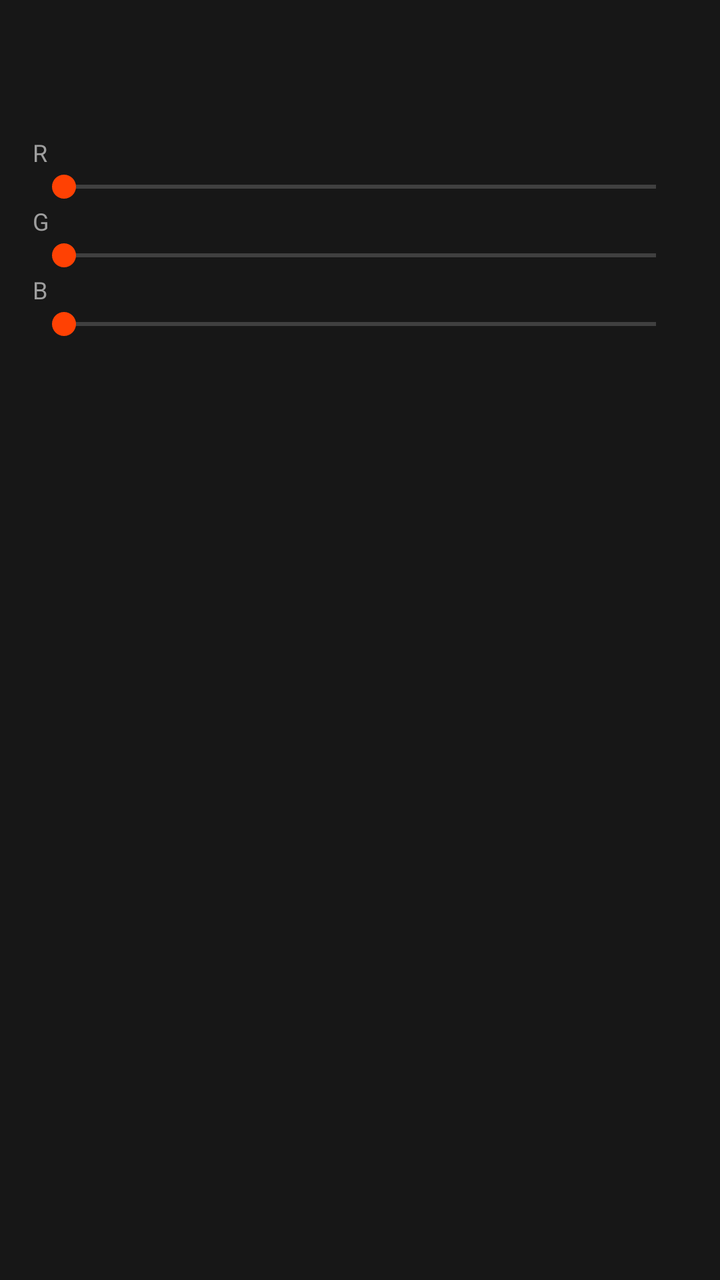
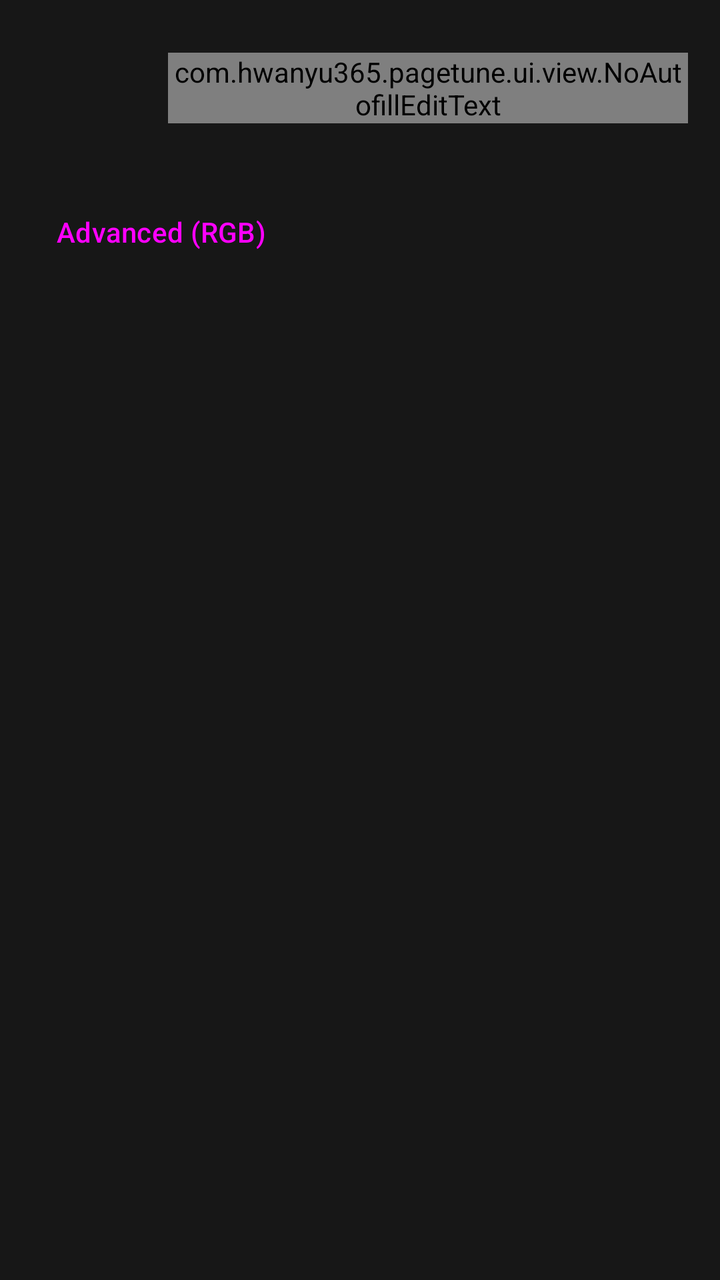

Before-and-after screenshots of an Android layout around one commit, followed by the original layout XML and the change that was made.
<!-- AndroidManifest.xml: application theme AppTheme -->
<!-- res/layout/dialog_color_picker.xml -->
<?xml version="1.0" encoding="utf-8"?>
<LinearLayout xmlns:android="http://schemas.android.com/apk/res/android"
    android:layout_width="match_parent"
    android:layout_height="wrap_content"
    android:orientation="vertical"
    android:padding="16dp">

    <LinearLayout
        android:layout_width="match_parent"
        android:layout_height="wrap_content"
        android:orientation="horizontal"
        android:gravity="center_vertical"
        android:layout_marginBottom="12dp">

        <View
            android:id="@+id/v_color_preview"
            android:layout_width="56dp"
            android:layout_height="40dp" />

        <TextView
            android:id="@+id/tv_color_hex"
            android:layout_width="0dp"
            android:layout_height="wrap_content"
            android:layout_weight="1"
            android:layout_marginStart="12dp"
            android:textAppearance="?attr/textAppearanceTitleMedium"
            android:textColor="@color/onSurface" />

    </LinearLayout>

    <TextView
        android:layout_width="wrap_content"
        android:layout_height="wrap_content"
        android:text="@string/color_channel_r"
        android:textAppearance="?attr/textAppearanceBodySmall"
        android:textColor="@color/onSurfaceVariant" />

    <SeekBar
        android:id="@+id/sb_red"
        android:layout_width="match_parent"
        android:layout_height="wrap_content"
        android:max="255" />

    <TextView
        android:layout_width="wrap_content"
        android:layout_height="wrap_content"
        android:text="@string/color_channel_g"
        android:textAppearance="?attr/textAppearanceBodySmall"
        android:textColor="@color/onSurfaceVariant" />

    <SeekBar
        android:id="@+id/sb_green"
        android:layout_width="match_parent"
        android:layout_height="wrap_content"
        android:max="255" />

    <TextView
        android:layout_width="wrap_content"
        android:layout_height="wrap_content"
        android:text="@string/color_channel_b"
        android:textAppearance="?attr/textAppearanceBodySmall"
        android:textColor="@color/onSurfaceVariant" />

    <SeekBar
        android:id="@+id/sb_blue"
        android:layout_width="match_parent"
        android:layout_height="wrap_content"
        android:max="255" />

</LinearLayout>
<!-- resources referenced by this layout -->
<resources>
  <color name="onSurface">#E0E0E0</color>
  <color name="onSurfaceVariant">#9E9E9E</color>
  <string name="color_channel_b" translatable="false">B</string>
  <string name="color_channel_g" translatable="false">G</string>
  <string name="color_channel_r" translatable="false">R</string>
  <color name="primary">#ff4103</color>
  <color name="onPrimary">#171717</color>
  <color name="surfaceContainerHigh">#2a2a2a</color>
  <color name="background">#171717</color>
  <color name="surface">#171717</color>
  <color name="surfaceContainerLow">#1e1e1e</color>
  <color name="surfaceContainer">#242424</color>
  <color name="outline">#8a8a8a</color>
  <color name="outlineVariant">#2a2a2a</color>
  <color name="error">#ffb4ab</color>
  <color name="onError">#690005</color>
  <style name="Widget.App.Toolbar" parent="Widget.Material3.Toolbar.Surface">
          <item name="android:background">@color/surfaceContainerLow</item>
          <item name="titleTextAppearance">@style/TextAppearance.Material3.TitleLarge</item>
      </style>
  <style name="Widget.App.TabLayout" parent="Widget.Material3.TabLayout">
          <item name="materialThemeOverlay">@style/ThemeOverlay.App.TabLayout.BrandOnSurface</item>
          <item name="tabIndicatorColor">@color/primary</item>
          <item name="android:background">@color/surfaceContainerLow</item>
          <item name="tabTextAppearance">@style/TextAppearance.Material3.LabelLarge</item>
      </style>
  <style name="Widget.App.CardView" parent="Widget.Material3.CardView.Filled">
          <item name="cardBackgroundColor">@color/surfaceContainer</item>
          <item name="cardCornerRadius">12dp</item>
          <item name="cardElevation">0dp</item>
      </style>
  <style name="Widget.App.Button.TextButton" parent="Widget.Material3.Button.TextButton">
          <item name="materialThemeOverlay">@style/ThemeOverlay.App.Button.BrandOnSurface</item>
      </style>
  <style name="Widget.App.Button.OutlinedButton" parent="Widget.Material3.Button.OutlinedButton">
          <item name="materialThemeOverlay">@style/ThemeOverlay.App.Button.BrandOnSurface</item>
      </style>
  <style name="Widget.App.TextInputLayout" parent="Widget.Material3.TextInputLayout.OutlinedBox">
          <item name="materialThemeOverlay">@style/ThemeOverlay.App.TextInputLayout</item>
      </style>
  <style name="ThemeOverlay.App.MaterialAlertDialog" parent="ThemeOverlay.Material3.MaterialAlertDialog">
          <item name="materialAlertDialogTitleTextStyle">@style/Widget.App.MaterialAlertDialog.Title</item>
          <item name="buttonBarPositiveButtonStyle">@style/Widget.App.Button.TextButton.Dialog</item>
          <item name="buttonBarNegativeButtonStyle">@style/Widget.App.Button.TextButton.Dialog</item>
          <item name="buttonBarNeutralButtonStyle">@style/Widget.App.Button.TextButton.Dialog</item>
      </style>
  <style name="ThemeOverlay.App.TabLayout.BrandOnSurface" parent="ThemeOverlay.Material3.TabLayout">
          <item name="colorPrimary">@color/brandOnSurface</item>
      </style>
  <style name="ThemeOverlay.App.Button.BrandOnSurface" parent="ThemeOverlay.Material3.Button.TextButton">
          <item name="colorPrimary">@color/brandOnSurface</item>
      </style>
  <style name="ThemeOverlay.App.TextInputLayout" parent="ThemeOverlay.Material3.TextInputEditText.OutlinedBox">
          <item name="colorPrimary">@color/brandOnSurface</item>
      </style>
  <style name="Widget.App.MaterialAlertDialog.Title" parent="MaterialAlertDialog.Material3.Title.Text">
          <item name="android:textAppearance">@style/TextAppearance.Material3.TitleMedium</item>
      </style>
  <style name="Widget.App.Button.TextButton.Dialog" parent="Widget.Material3.Button.TextButton.Dialog">
          <item name="materialThemeOverlay">@style/ThemeOverlay.App.Button.BrandOnSurface</item>
      </style>
  <color name="brandOnSurface">#ff7347</color>
  <!-- unchanged entries left out for length: 1 -->
</resources>

<!-- the commit's change to res/layout/dialog_color_picker.xml (unified diff, before → after) -->
@@ -1,70 +1,114 @@
 <?xml version="1.0" encoding="utf-8"?>
-<LinearLayout xmlns:android="http://schemas.android.com/apk/res/android"
+<ScrollView xmlns:android="http://schemas.android.com/apk/res/android"
     android:layout_width="match_parent"
-    android:layout_height="wrap_content"
-    android:orientation="vertical"
-    android:padding="16dp">
+    android:layout_height="wrap_content">
 
     <LinearLayout
         android:layout_width="match_parent"
         android:layout_height="wrap_content"
-        android:orientation="horizontal"
-        android:gravity="center_vertical"
-        android:layout_marginBottom="12dp">
+        android:orientation="vertical"
+        android:padding="16dp">
 
-        <View
-            android:id="@+id/v_color_preview"
-            android:layout_width="56dp"
-            android:layout_height="40dp" />
+        <LinearLayout
+            android:layout_width="match_parent"
+            android:layout_height="wrap_content"
+            android:orientation="horizontal"
+            android:gravity="center_vertical"
+            android:layout_marginBottom="12dp">
 
-        <TextView
-            android:id="@+id/tv_color_hex"
-            android:layout_width="0dp"
+            <View
+                android:id="@+id/v_color_preview"
+                android:layout_width="56dp"
+                android:layout_height="56dp" />
+
+            <com.google.android.material.textfield.TextInputLayout
+                android:id="@+id/til_color_hex"
+                android:layout_width="0dp"
+                android:layout_height="wrap_content"
+                android:layout_weight="1"
+                android:layout_marginStart="12dp"
+                android:hint="@string/color_hex_hint">
+
+                <com.hwanyu365.pagetune.ui.view.NoAutofillEditText
+                    android:id="@+id/et_color_hex"
+                    android:layout_width="match_parent"
+                    android:layout_height="wrap_content"
+                    android:inputType="textNoSuggestions|textVisiblePassword"
+                    android:maxLines="1"
+                    android:importantForAutofill="no"
+                    android:privateImeOptions="com.samsung.android.inputmethod.disableAutofill=true,disableAutofill=true"
+                    android:autofillHints="" />
+            </com.google.android.material.textfield.TextInputLayout>
+
+        </LinearLayout>
+
+        <GridLayout
+            android:id="@+id/grid_color_presets"
+            android:layout_width="wrap_content"
             android:layout_height="wrap_content"
-            android:layout_weight="1"
-            android:layout_marginStart="12dp"
-            android:textAppearance="?attr/textAppearanceTitleMedium"
-            android:textColor="@color/onSurface" />
+            android:layout_gravity="center_horizontal"
+            android:columnCount="4" />
+
+        <Button
+            android:id="@+id/btn_color_advanced"
+            style="?attr/borderlessButtonStyle"
+            android:layout_width="wrap_content"
+            android:layout_height="wrap_content"
+            android:minHeight="48dp"
+            android:layout_marginTop="8dp"
+            android:text="@string/color_advanced_show" />
+
+        <LinearLayout
+            android:id="@+id/layout_color_advanced"
+            android:layout_width="match_parent"
+            android:layout_height="wrap_content"
+            android:orientation="vertical"
+            android:visibility="gone">
+
+            <TextView
+                android:layout_width="wrap_content"
+                android:layout_height="wrap_content"
+                android:text="@string/color_channel_r"
+                android:textAppearance="?attr/textAppearanceBodySmall"
+                android:textColor="@color/onSurfaceVariant" />
+
+            <SeekBar
+                android:id="@+id/sb_red"
+                android:layout_width="match_parent"
+                android:layout_height="wrap_content"
+                android:minHeight="48dp"
+                android:max="255" />
+
+            <TextView
+                android:layout_width="wrap_content"
+                android:layout_height="wrap_content"
+                android:text="@string/color_channel_g"
+                android:textAppearance="?attr/textAppearanceBodySmall"
+                android:textColor="@color/onSurfaceVariant" />
+
+            <SeekBar
+                android:id="@+id/sb_green"
+                android:layout_width="match_parent"
+                android:layout_height="wrap_content"
+                android:minHeight="48dp"
+                android:max="255" />
+
+            <TextView
+                android:layout_width="wrap_content"
+                android:layout_height="wrap_content"
+                android:text="@string/color_channel_b"
+                android:textAppearance="?attr/textAppearanceBodySmall"
+                android:textColor="@color/onSurfaceVariant" />
+
+            <SeekBar
+                android:id="@+id/sb_blue"
+                android:layout_width="match_parent"
+                android:layout_height="wrap_content"
+                android:minHeight="48dp"
+                android:max="255" />
+
+        </LinearLayout>
 
     </LinearLayout>
 
-    <TextView
-        android:layout_width="wrap_content"
-        android:layout_height="wrap_content"
-        android:text="@string/color_channel_r"
-        android:textAppearance="?attr/textAppearanceBodySmall"
-        android:textColor="@color/onSurfaceVariant" />
-
-    <SeekBar
-        android:id="@+id/sb_red"
-        android:layout_width="match_parent"
-        android:layout_height="wrap_content"
-        android:max="255" />
-
-    <TextView
-        android:layout_width="wrap_content"
-        android:layout_height="wrap_content"
-        android:text="@string/color_channel_g"
-        android:textAppearance="?attr/textAppearanceBodySmall"
-        android:textColor="@color/onSurfaceVariant" />
-
-    <SeekBar
-        android:id="@+id/sb_green"
-        android:layout_width="match_parent"
-        android:layout_height="wrap_content"
-        android:max="255" />
-
-    <TextView
-        android:layout_width="wrap_content"
-        android:layout_height="wrap_content"
-        android:text="@string/color_channel_b"
-        android:textAppearance="?attr/textAppearanceBodySmall"
-        android:textColor="@color/onSurfaceVariant" />
-
-    <SeekBar
-        android:id="@+id/sb_blue"
-        android:layout_width="match_parent"
-        android:layout_height="wrap_content"
-        android:max="255" />
-
-</LinearLayout>
+</ScrollView>
<!-- resource entries referenced after the edit -->
@@ -2,9 +2,11 @@
 <resources>
   <color name="onSurface">#E0E0E0</color>
   <color name="onSurfaceVariant">#9E9E9E</color>
+  <string name="color_advanced_show">Advanced (RGB)</string>
   <string name="color_channel_b" translatable="false">B</string>
   <string name="color_channel_g" translatable="false">G</string>
   <string name="color_channel_r" translatable="false">R</string>
+  <string name="color_hex_hint">Color code (#RRGGBB)</string>
   <color name="primary">#ff4103</color>
   <color name="onPrimary">#171717</color>
   <color name="surfaceContainerHigh">#2a2a2a</color>
